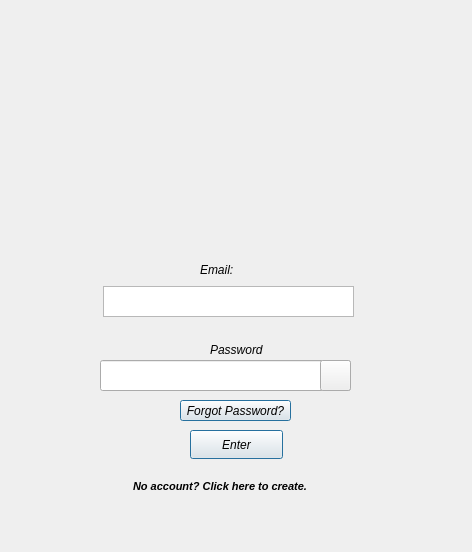
Above: res/UI Forms/LoginForm.ui from gsm999/TeamBlue_Porcupass before the change. Below: the same form after it.
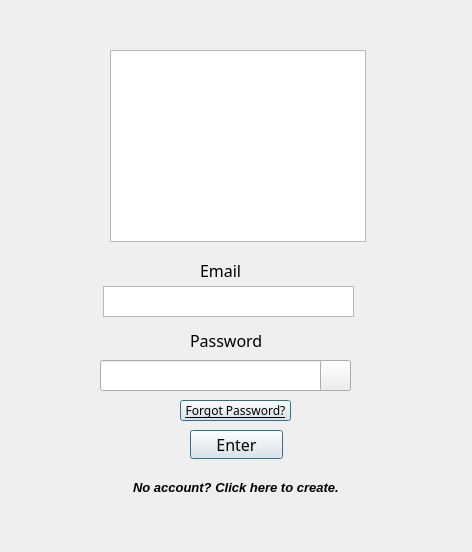
That is the form after the change.

Diff of the .ui file:
```diff
--- a/res/UI Forms/LoginForm.ui
+++ b/res/UI Forms/LoginForm.ui
@@ -12,7 +12,10 @@
   </property>
   <property name="font">
    <font>
-    <italic>true</italic>
+    <family>Adobe Gothic Std B</family>
+    <weight>75</weight>
+    <italic>false</italic>
+    <bold>true</bold>
     <kerning>true</kerning>
    </font>
   </property>
@@ -38,19 +41,37 @@
      <height>20</height>
     </rect>
    </property>
+   <property name="font">
+    <font>
+     <family>Corbel</family>
+     <pointsize>12</pointsize>
+     <weight>50</weight>
+     <bold>false</bold>
+    </font>
+   </property>
    <property name="text">
-    <string>Email:</string>
+    <string>Email</string>
    </property>
   </widget>
   <widget class="QLabel" name="label_2">
    <property name="geometry">
     <rect>
-     <x>210</x>
-     <y>340</y>
+     <x>190</x>
+     <y>330</y>
      <width>71</width>
      <height>20</height>
     </rect>
    </property>
+   <property name="font">
+    <font>
+     <family>Corbel</family>
+     <pointsize>12</pointsize>
+     <weight>50</weight>
+     <bold>false</bold>
+     <underline>false</underline>
+     <kerning>true</kerning>
+    </font>
+   </property>
    <property name="text">
     <string>Password</string>
    </property>
@@ -64,6 +85,16 @@
      <height>29</height>
     </rect>
    </property>
+   <property name="font">
+    <font>
+     <family>Corbel</family>
+     <pointsize>12</pointsize>
+     <weight>50</weight>
+     <italic>false</italic>
+     <bold>false</bold>
+     <kerning>true</kerning>
+    </font>
+   </property>
    <property name="text">
     <string>Enter</string>
    </property>
@@ -92,7 +123,7 @@
    <property name="font">
     <font>
      <family>Segoe UI</family>
-     <pointsize>8</pointsize>
+     <pointsize>10</pointsize>
      <italic>true</italic>
      <kerning>false</kerning>
     </font>
@@ -119,6 +150,14 @@
      <height>21</height>
     </rect>
    </property>
+   <property name="font">
+    <font>
+     <family>Corbel</family>
+     <weight>50</weight>
+     <bold>false</bold>
+     <underline>true</underline>
+    </font>
+   </property>
    <property name="text">
     <string>Forgot Password?</string>
    </property>
@@ -158,6 +197,16 @@
     <string/>
    </property>
   </widget>
+  <widget class="QGraphicsView" name="Logo">
+   <property name="geometry">
+    <rect>
+     <x>110</x>
+     <y>50</y>
+     <width>256</width>
+     <height>192</height>
+    </rect>
+   </property>
+  </widget>
  </widget>
  <resources/>
  <connections/>
```
Left out of the diff: 12 changed lines with no effect on the pictures.
